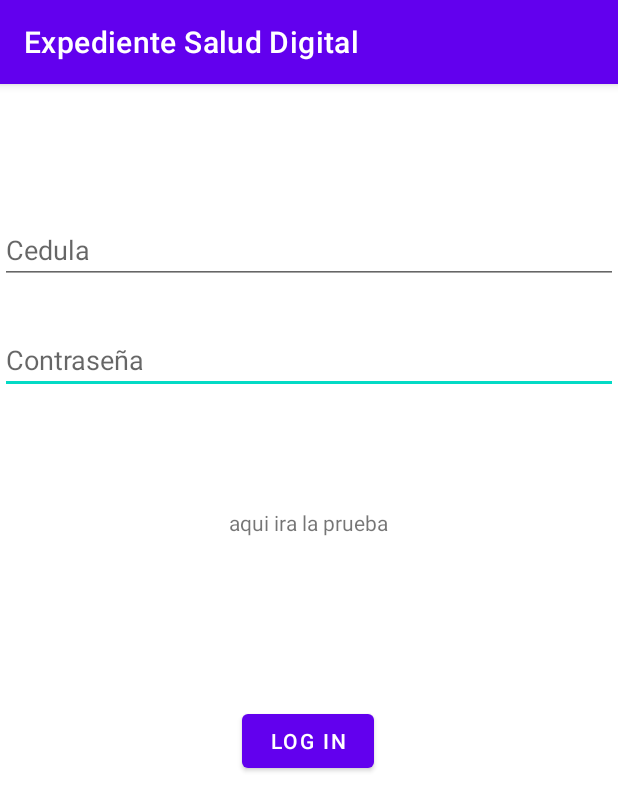
After one commit to buraiang99/ExpedienteSaludDigital, an Android app: the LoginPaciente screen opened directly, with no data from a screen before it, on a phone screen of 412 x 824 dp. The commit adds this screen. Shown: the top 811 px of the screen. Run offline under Robolectric (Android 15) with nearby library versions, the phone set to English and light mode, and no system bars.

Commit message:
se agrego model e interface de paciente y se conecta al api

```diff
--- a/app/build.gradle
+++ b/app/build.gradle
@@ -36,7 +36,6 @@ dependencies {
     testImplementation 'junit:junit:4.+'
     androidTestImplementation 'androidx.test.ext:junit:1.1.3'
     androidTestImplementation 'androidx.test.espresso:espresso-core:3.4.0'
-
     implementation 'com.google.code.gson:gson:2.8.6'
     implementation 'com.squareup.retrofit2:retrofit:2.9.0'
     implementation 'com.squareup.retrofit2:converter-gson:2.9.0'
--- a/app/src/main/AndroidManifest.xml
+++ b/app/src/main/AndroidManifest.xml
@@ -11,7 +11,9 @@
         android:label="@string/app_name"
         android:roundIcon="@mipmap/ic_launcher_round"
         android:supportsRtl="true"
-        android:theme="@style/Theme.ExpedienteSaludDigital" >
+        android:theme="@style/Theme.ExpedienteSaludDigital"
+        android:usesCleartextTraffic="true">
+        <activity android:name=".LoginPaciente" ></activity>
         <activity android:name=".MainActivity" >
             <intent-filter>
                 <action android:name="android.intent.action.MAIN" />
--- /dev/null
+++ b/app/src/main/java/cr/ac/ucr/expedientesaluddigital/LoginPaciente.java
@@ -0,0 +1,68 @@
+package cr.ac.ucr.expedientesaluddigital;
+
+import android.os.Bundle;
+import android.view.View;
+import android.widget.Button;
+import android.widget.EditText;
+import android.widget.TextView;
+import android.widget.Toast;
+
+import androidx.appcompat.app.AppCompatActivity;
+
+import cr.ac.ucr.expedientesaluddigital.interfaces.PacienteAPI;
+import cr.ac.ucr.expedientesaluddigital.models.Paciente;
+import retrofit2.Call;
+import retrofit2.Callback;
+import retrofit2.Response;
+import retrofit2.Retrofit;
+import retrofit2.converter.gson.GsonConverterFactory;
+
+public class LoginPaciente extends AppCompatActivity {
+    EditText cedulaTxt;
+    EditText passTxt;
+    TextView pruebatv;
+    Button loginBtn;
+
+    @Override
+    protected void onCreate(Bundle savedInstanceState) {
+        super.onCreate(savedInstanceState);
+        setContentView(R.layout.activity_iniciar_sesion);
+
+        cedulaTxt=findViewById(R.id.cedula_txt);
+        passTxt=findViewById(R.id.pass_txt);
+        pruebatv=findViewById(R.id.prueba_tv);
+        loginBtn=findViewById(R.id.login_btn);
+
+        loginBtn.setOnClickListener(new View.OnClickListener(){
+            @Override
+            public void onClick(View v) {
+                obtener(cedulaTxt.getText().toString());
+            }
+        });
+    }
+
+    private void obtener(String codigo){
+        Retrofit retrofit=new Retrofit.Builder().baseUrl("http://gerardo42-001-site1.gtempurl.com/")
+                .addConverterFactory(GsonConverterFactory.create()).build();
+        PacienteAPI paciente=retrofit.create(PacienteAPI.class);
+        Call<Paciente> call=paciente.find(codigo);
+        call.enqueue(new Callback<Paciente>() {
+            @Override
+            public void onResponse(Call<Paciente> call, Response<Paciente> response) {
+                try {
+                    if(response.isSuccessful()){
+                        Paciente p=response.body();
+                        pruebatv.setText(p.getNombre());
+                    }
+                }catch (Exception ex){
+                    Toast.makeText(LoginPaciente.this,ex.getMessage(),Toast.LENGTH_SHORT).show();
+                }
+            }
+
+            @Override
+            public void onFailure(Call<Paciente> call, Throwable t) {
+
+            }
+        });
+    }
+}
--- /dev/null
+++ b/app/src/main/java/cr/ac/ucr/expedientesaluddigital/interfaces/PacienteAPI.java
@@ -0,0 +1,11 @@
+package cr.ac.ucr.expedientesaluddigital.interfaces;
+
+import cr.ac.ucr.expedientesaluddigital.models.Paciente;
+import retrofit2.Call;
+import retrofit2.http.GET;
+import retrofit2.http.Path;
+
+public interface PacienteAPI {
+    @GET("api/Paciente/{cedula}")
+    public Call<Paciente> find(@Path("cedula")String id);
+}
--- /dev/null
+++ b/app/src/main/res/layout/activity_iniciar_sesion.xml
@@ -0,0 +1,52 @@
+<?xml version="1.0" encoding="utf-8"?>
+<androidx.constraintlayout.widget.ConstraintLayout xmlns:android="http://schemas.android.com/apk/res/android"
+    xmlns:app="http://schemas.android.com/apk/res-auto"
+    xmlns:tools="http://schemas.android.com/tools"
+    android:layout_width="match_parent"
+    android:layout_height="match_parent">
+
+    <com.google.android.material.textfield.TextInputEditText
+        android:id="@+id/pass_txt"
+        android:layout_width="match_parent"
+        android:layout_height="wrap_content"
+        android:layout_marginTop="28dp"
+        android:hint="Contraseña"
+        android:inputType="textPassword"
+        app:layout_constraintEnd_toEndOf="parent"
+        app:layout_constraintHorizontal_bias="0.0"
+        app:layout_constraintStart_toStartOf="parent"
+        app:layout_constraintTop_toBottomOf="@+id/cedula_txt" />
+
+    <com.google.android.material.textfield.TextInputEditText
+        android:id="@+id/cedula_txt"
+        android:layout_width="match_parent"
+        android:layout_height="wrap_content"
+        android:layout_marginTop="88dp"
+        android:hint="Cedula"
+        app:layout_constraintEnd_toEndOf="parent"
+        app:layout_constraintHorizontal_bias="0.0"
+        app:layout_constraintStart_toStartOf="parent"
+        app:layout_constraintTop_toTopOf="parent" />
+
+    <TextView
+        android:id="@+id/prueba_tv"
+        android:layout_width="wrap_content"
+        android:layout_height="wrap_content"
+        android:layout_marginTop="76dp"
+        android:text="aqui ira la prueba"
+        app:layout_constraintEnd_toEndOf="parent"
+        app:layout_constraintHorizontal_bias="0.498"
+        app:layout_constraintStart_toStartOf="parent"
+        app:layout_constraintTop_toBottomOf="@+id/pass_txt" />
+
+    <Button
+        android:id="@+id/login_btn"
+        android:layout_width="wrap_content"
+        android:layout_height="wrap_content"
+        android:layout_marginTop="112dp"
+        android:text="Log In"
+        app:layout_constraintEnd_toEndOf="parent"
+        app:layout_constraintHorizontal_bias="0.498"
+        app:layout_constraintStart_toStartOf="parent"
+        app:layout_constraintTop_toBottomOf="@+id/prueba_tv" />
+</androidx.constraintlayout.widget.ConstraintLayout>
```
Also changed, not shown: app/src/main/java/cr/ac/ucr/expedientesaluddigital/MainActivity.java (+15 -1 lines), app/src/main/java/cr/ac/ucr/expedientesaluddigital/models/Paciente.java (added, +67 -0 lines), app/src/main/res/layout/activity_main.xml (+12 -9 lines).
